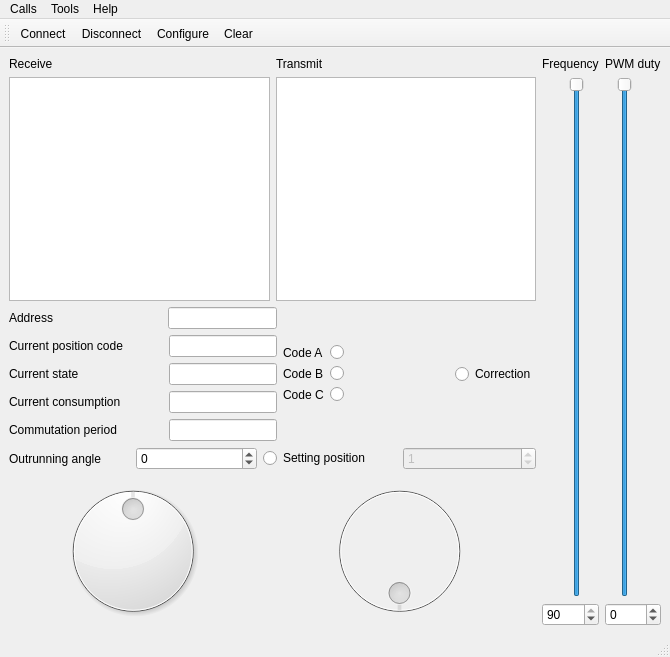
First picture: the form in mainwindow.ui, repository RunoVj/Terminal, before the edit.
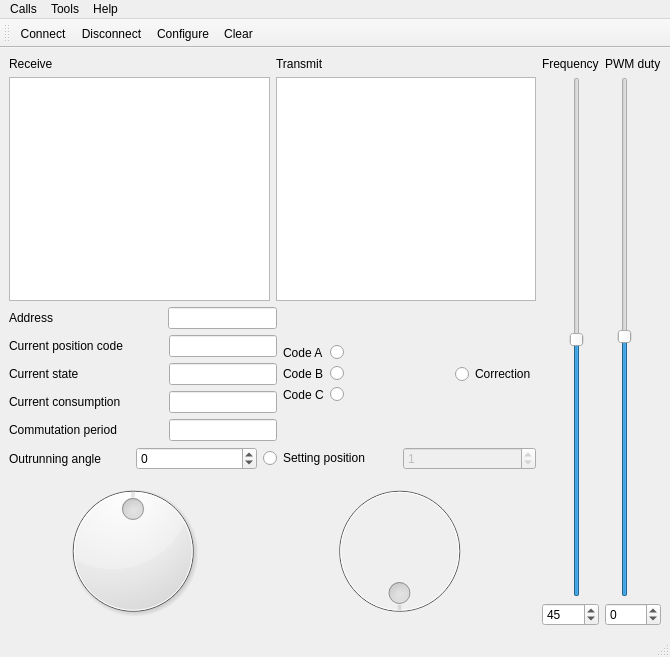
Second picture: the form after the edit. Icons and pictures are not drawn.

```diff
--- a/mainwindow.ui
+++ b/mainwindow.ui
@@ -516,7 +516,7 @@
              <number>1</number>
             </property>
             <property name="sliderPosition">
-             <number>90</number>
+             <number>45</number>
             </property>
             <property name="orientation">
              <enum>Qt::Vertical</enum>
@@ -534,8 +534,11 @@
             <property name="pageStep">
              <number>1</number>
             </property>
+            <property name="value">
+             <number>0</number>
+            </property>
             <property name="sliderPosition">
-             <number>127</number>
+             <number>0</number>
             </property>
             <property name="orientation">
              <enum>Qt::Vertical</enum>
@@ -549,13 +552,13 @@
           <item>
            <widget class="QSpinBox" name="spinBoxFrequency">
             <property name="minimum">
-             <number>0</number>
+             <number>1</number>
             </property>
             <property name="maximum">
              <number>90</number>
             </property>
             <property name="value">
-             <number>90</number>
+             <number>45</number>
             </property>
            </widget>
           </item>
```
